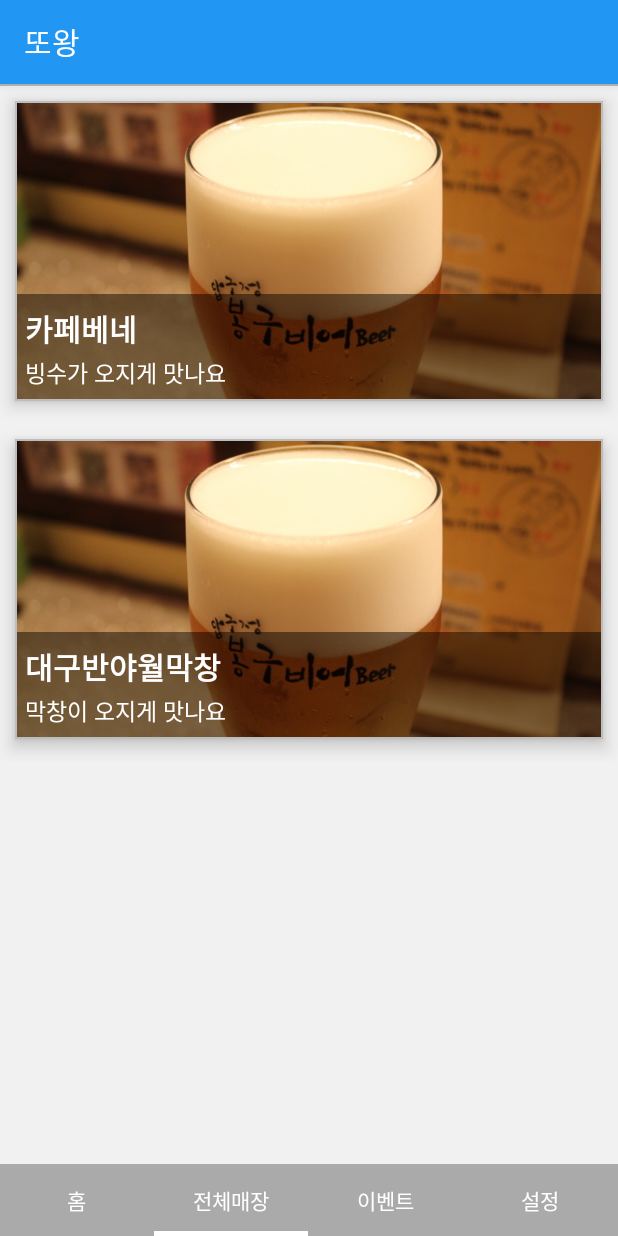
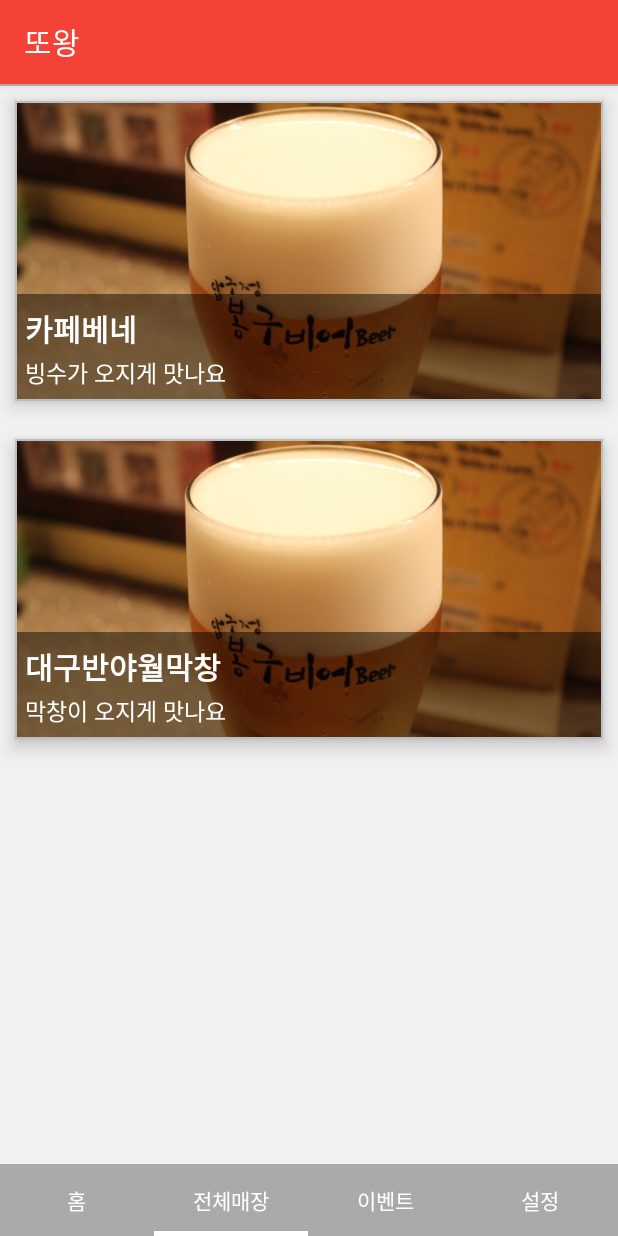
Before and after one commit to gohep90/ttowangAndroid, an Android app: the screen it shows after launch (MainActivity), item 2 of the bottom bar chosen, on a phone screen of 412 x 824 dp. Run offline under Robolectric (Android 15) with nearby library versions, the phone set to English and light mode, and no system bars; libraries missing offline, so code that uses them is left out: com.merhold.extensiblepageindicator; 3 statements that could not run were skipped.

Commit message:
액션바 색깔 통일

```diff
--- a/app/src/main/AndroidManifest.xml
+++ b/app/src/main/AndroidManifest.xml
@@ -6,7 +6,7 @@
         android:allowBackup="true"
         android:icon="@mipmap/ic_launcher"
         android:label="@string/app_name"
-        android:theme="@style/AppTheme">
+        android:theme="@style/AppThemeRed2">
         <activity
             android:name=".Main.MainActivity"
             android:label="또왕">
--- a/app/src/main/java/com/app/ttowang/ttowang/Business/business.java
+++ b/app/src/main/java/com/app/ttowang/ttowang/Business/business.java
@@ -10,7 +10,7 @@ public class business extends AppCompatActivity {
 
     @Override
     protected void onCreate(Bundle savedInstanceState) {
-        setTheme(R.style.AppThemeBlue);
+
         super.onCreate(savedInstanceState);
         setContentView(R.layout.business);
 
--- a/app/src/main/java/com/app/ttowang/ttowang/Main/MainActivity.java
+++ b/app/src/main/java/com/app/ttowang/ttowang/Main/MainActivity.java
@@ -27,7 +27,7 @@ public class MainActivity extends AppCompatActivity {
 
     @Override
     protected void onCreate(Bundle savedInstanceState) {
-        setTheme(R.style.AppThemeBlue);
+        setTheme(R.style.AppThemeRed);
         super.onCreate(savedInstanceState);
         setContentView(R.layout.main);
         mContext = this;
--- a/app/src/main/res/layout/main.xml
+++ b/app/src/main/res/layout/main.xml
@@ -24,7 +24,7 @@
                 android:id="@+id/appBarLayout"
                 android:layout_width="match_parent"
                 android:layout_height="wrap_content"
-                android:theme="@style/ThemeOverlay.AppCompat.Dark.ActionBar">
+                >
 
                 <android.support.v7.widget.Toolbar
                     android:id="@+id/toolbar"
@@ -32,7 +32,6 @@
                     android:layout_height="?attr/actionBarSize"
                     android:background="?attr/colorPrimary"
 
-                    app:popupTheme="@style/ThemeOverlay.AppCompat.Light"
                     app:layout_scrollFlags="scroll|enterAlways" />
 
 
--- a/app/src/main/res/values/styles.xml
+++ b/app/src/main/res/values/styles.xml
@@ -2,6 +2,18 @@
 
     <!-- Base application theme. -->
     <style name="AppTheme" parent="Theme.AppCompat.Light.NoActionBar">
+    </style>
+
+    <style name="AppThemeRed2" parent="Theme.AppCompat.Light.NoActionBar">
+        <item name="colorPrimary">@color/color_primary_red</item>
+        <item name="colorPrimaryDark">@color/color_primary_red_dark</item>
+        <item name="colorAccent">@color/color_accent_pink</item>
+    </style>
+
+    <style name="AppThemeRed" parent="AppTheme">
+        <item name="colorPrimary">@color/color_primary_red</item>
+        <item name="colorPrimaryDark">@color/color_primary_red_dark</item>
+        <item name="colorAccent">@color/color_accent_pink</item>
     </style>
 
     <style name="AppTheme.NoActionBar">
@@ -12,11 +24,6 @@
     <style name="AppTheme.AppBarOverlay" parent="ThemeOverlay.AppCompat.Dark.ActionBar" />
 
     <style name="AppTheme.PopupOverlay" parent="ThemeOverlay.AppCompat.Light" />
-
-    <style name="AppThemeRed" parent="AppTheme">
-        <item name="colorPrimary">@color/color_primary_red</item>
-        <item name="colorPrimaryDark">@color/color_primary_red_dark</item>
-    </style>
 
     <style name="AppThemeGreen" parent="AppTheme">
         <item name="colorPrimary">@color/color_primary_green</item>
```
